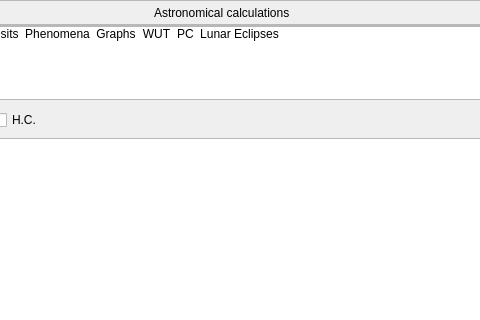
Qt form src/gui/astroCalcDialog.ui (Stellarium/stellarium) before a commit; both pictures show x 148 to 628 and y 0 to 320 of the 766 by 447 pixel window.
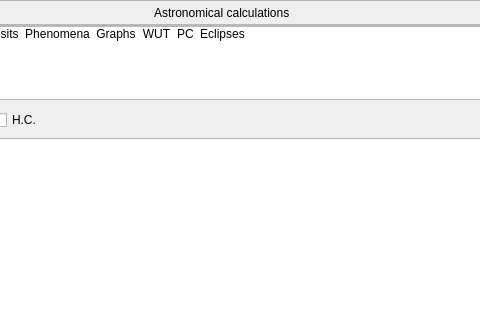
The same form after that commit. Icons and pictures are not drawn. Custom widgets are drawn as their Qt base class.

What changed in the file:
```diff
--- a/src/gui/astroCalcDialog.ui
+++ b/src/gui/astroCalcDialog.ui
@@ -289,7 +289,7 @@
         </item>
         <item>
          <property name="text">
-          <string>Lunar Eclipses</string>
+          <string>Eclipses</string>
          </property>
          <property name="icon">
           <iconset>
```
